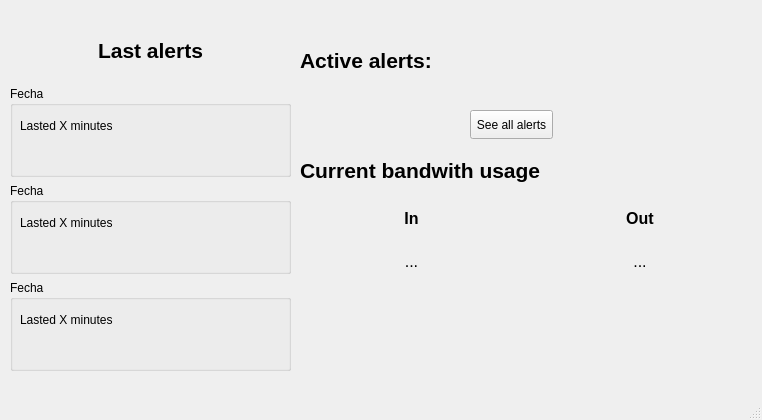
Qt form gui/mainwindow.ui (andyy-nr/dos-attack-detector) before a commit.
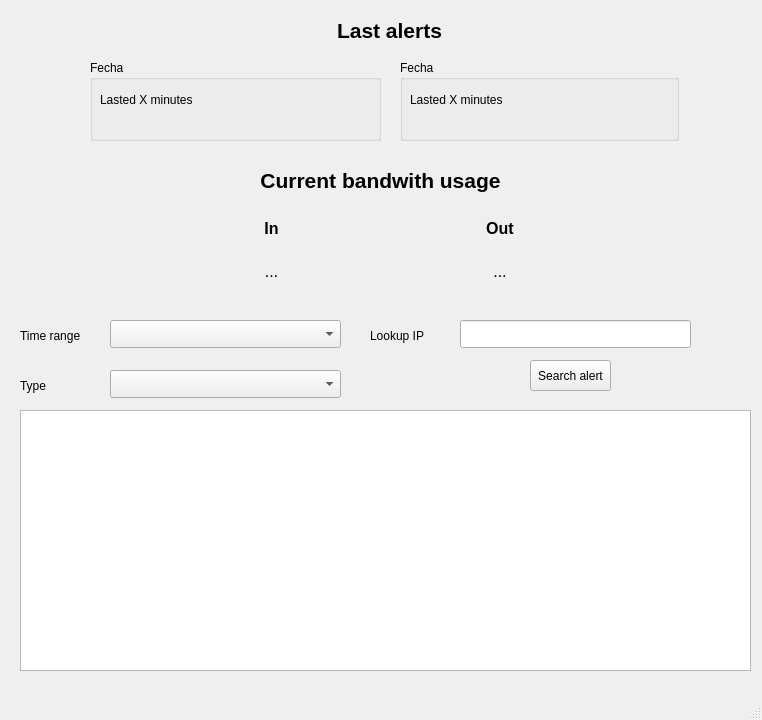
The same form after that commit.

Commit message: Move table to dashboard

Patch:
```diff
--- a/gui/mainwindow.ui
+++ b/gui/mainwindow.ui
@@ -7,149 +7,30 @@
     <x>0</x>
     <y>0</y>
     <width>762</width>
-    <height>420</height>
+    <height>720</height>
    </rect>
   </property>
   <property name="minimumSize">
    <size>
     <width>762</width>
-    <height>420</height>
+    <height>720</height>
    </size>
   </property>
   <property name="maximumSize">
    <size>
     <width>762</width>
-    <height>420</height>
+    <height>720</height>
    </size>
   </property>
   <property name="windowTitle">
    <string>MainWindow</string>
   </property>
   <widget class="QWidget" name="centralwidget">
-   <widget class="QWidget" name="verticalLayoutWidget">
-    <property name="geometry">
-     <rect>
-      <x>10</x>
-      <y>20</y>
-      <width>281</width>
-      <height>351</height>
-     </rect>
-    </property>
-    <layout class="QVBoxLayout" name="verticalLayout">
-     <item>
-      <widget class="QLabel" name="label_4">
-       <property name="maximumSize">
-        <size>
-         <width>1000</width>
-         <height>60</height>
-        </size>
-       </property>
-       <property name="font">
-        <font>
-         <pointsize>16</pointsize>
-         <bold>true</bold>
-        </font>
-       </property>
-       <property name="text">
-        <string>Last alerts</string>
-       </property>
-       <property name="alignment">
-        <set>Qt::AlignmentFlag::AlignCenter</set>
-       </property>
-      </widget>
-     </item>
-     <item>
-      <widget class="QGroupBox" name="alert1_gb">
-       <property name="title">
-        <string>Fecha</string>
-       </property>
-       <widget class="QLabel" name="label_6">
-        <property name="geometry">
-         <rect>
-          <x>10</x>
-          <y>30</y>
-          <width>171</width>
-          <height>20</height>
-         </rect>
-        </property>
-        <property name="text">
-         <string>Lasted X minutes</string>
-        </property>
-       </widget>
-      </widget>
-     </item>
-     <item>
-      <widget class="QGroupBox" name="alert2_gb">
-       <property name="title">
-        <string>Fecha</string>
-       </property>
-       <widget class="QLabel" name="label_5">
-        <property name="geometry">
-         <rect>
-          <x>10</x>
-          <y>30</y>
-          <width>171</width>
-          <height>20</height>
-         </rect>
-        </property>
-        <property name="text">
-         <string>Lasted X minutes</string>
-        </property>
-       </widget>
-      </widget>
-     </item>
-     <item>
-      <widget class="QGroupBox" name="alert3_gb">
-       <property name="title">
-        <string>Fecha</string>
-       </property>
-       <widget class="QLabel" name="label_2">
-        <property name="geometry">
-         <rect>
-          <x>10</x>
-          <y>30</y>
-          <width>171</width>
-          <height>20</height>
-         </rect>
-        </property>
-        <property name="text">
-         <string>Lasted X minutes</string>
-        </property>
-       </widget>
-      </widget>
-     </item>
-    </layout>
-   </widget>
-   <widget class="QLabel" name="activealerts_lbl">
-    <property name="geometry">
-     <rect>
-      <x>300</x>
-      <y>30</y>
-      <width>279</width>
-      <height>60</height>
-     </rect>
-    </property>
-    <property name="maximumSize">
-     <size>
-      <width>1000</width>
-      <height>60</height>
-     </size>
-    </property>
-    <property name="font">
-     <font>
-      <pointsize>16</pointsize>
-      <bold>true</bold>
-     </font>
-    </property>
-    <property name="text">
-     <string>Active alerts:</string>
-    </property>
-   </widget>
    <widget class="QLabel" name="label_8">
     <property name="geometry">
      <rect>
-      <x>300</x>
-      <y>140</y>
+      <x>160</x>
+      <y>150</y>
       <width>441</width>
       <height>60</height>
      </rect>
@@ -166,15 +47,21 @@
       <bold>true</bold>
      </font>
     </property>
+    <property name="layoutDirection">
+     <enum>Qt::LayoutDirection::LeftToRight</enum>
+    </property>
     <property name="text">
      <string>Current bandwith usage</string>
     </property>
+    <property name="alignment">
+     <set>Qt::AlignmentFlag::AlignCenter</set>
+    </property>
    </widget>
    <widget class="QWidget" name="gridLayoutWidget">
     <property name="geometry">
      <rect>
-      <x>300</x>
-      <y>200</y>
+      <x>160</x>
+      <y>210</y>
       <width>451</width>
       <height>80</height>
      </rect>
@@ -247,16 +134,190 @@
    <widget class="QPushButton" name="all_alerts_btn">
     <property name="geometry">
      <rect>
-      <x>470</x>
-      <y>110</y>
-      <width>83</width>
-      <height>29</height>
+      <x>530</x>
+      <y>360</y>
+      <width>81</width>
+      <height>31</height>
      </rect>
     </property>
     <property name="text">
-     <string>See all alerts</string>
+     <string>Search alert</string>
     </property>
    </widget>
+   <widget class="QLabel" name="label_3">
+    <property name="geometry">
+     <rect>
+      <x>20</x>
+      <y>370</y>
+      <width>91</width>
+      <height>31</height>
+     </rect>
+    </property>
+    <property name="text">
+     <string>Type</string>
+    </property>
+   </widget>
+   <widget class="QLineEdit" name="ip_le">
+    <property name="geometry">
+     <rect>
+      <x>460</x>
+      <y>320</y>
+      <width>231</width>
+      <height>28</height>
+     </rect>
+    </property>
+   </widget>
+   <widget class="QComboBox" name="time_range_cb">
+    <property name="geometry">
+     <rect>
+      <x>110</x>
+      <y>320</y>
+      <width>231</width>
+      <height>28</height>
+     </rect>
+    </property>
+   </widget>
+   <widget class="QComboBox" name="type_cb">
+    <property name="geometry">
+     <rect>
+      <x>110</x>
+      <y>370</y>
+      <width>231</width>
+      <height>28</height>
+     </rect>
+    </property>
+   </widget>
+   <widget class="QLabel" name="label">
+    <property name="geometry">
+     <rect>
+      <x>20</x>
+      <y>320</y>
+      <width>131</width>
+      <height>31</height>
+     </rect>
+    </property>
+    <property name="text">
+     <string>Time range</string>
+    </property>
+   </widget>
+   <widget class="QTableWidget" name="alerts_table">
+    <property name="geometry">
+     <rect>
+      <x>20</x>
+      <y>410</y>
+      <width>731</width>
+      <height>261</height>
+     </rect>
+    </property>
+    <property name="columnCount">
+     <number>0</number>
+    </property>
+    <attribute name="horizontalHeaderCascadingSectionResizes">
+     <bool>true</bool>
+    </attribute>
+    <attribute name="horizontalHeaderDefaultSectionSize">
+     <number>183</number>
+    </attribute>
+    <attribute name="horizontalHeaderStretchLastSection">
+     <bool>false</bool>
+    </attribute>
+    <attribute name="verticalHeaderCascadingSectionResizes">
+     <bool>false</bool>
+    </attribute>
+   </widget>
+   <widget class="QLabel" name="label_7">
+    <property name="geometry">
+     <rect>
+      <x>370</x>
+      <y>320</y>
+      <width>131</width>
+      <height>31</height>
+     </rect>
+    </property>
+    <property name="text">
+     <string>Lookup IP</string>
+    </property>
+   </widget>
+   <widget class="QLabel" name="label_4">
+    <property name="geometry">
+     <rect>
+      <x>250</x>
+      <y>0</y>
+      <width>279</width>
+      <height>60</height>
+     </rect>
+    </property>
+    <property name="maximumSize">
+     <size>
+      <width>1000</width>
+      <height>60</height>
+     </size>
+    </property>
+    <property name="font">
+     <font>
+      <pointsize>16</pointsize>
+      <bold>true</bold>
+     </font>
+    </property>
+    <property name="text">
+     <string>Last alerts</string>
+    </property>
+    <property name="alignment">
+     <set>Qt::AlignmentFlag::AlignCenter</set>
+    </property>
+   </widget>
+   <widget class="QGroupBox" name="alert2_gb">
+    <property name="geometry">
+     <rect>
+      <x>400</x>
+      <y>60</y>
+      <width>279</width>
+      <height>81</height>
+     </rect>
+    </property>
+    <property name="title">
+     <string>Fecha</string>
+    </property>
+    <widget class="QLabel" name="label_5">
+     <property name="geometry">
+      <rect>
+       <x>10</x>
+       <y>30</y>
+       <width>171</width>
+       <height>20</height>
+      </rect>
+     </property>
+     <property name="text">
+      <string>Lasted X minutes</string>
+     </property>
+    </widget>
+   </widget>
+   <widget class="QGroupBox" name="alert1_gb">
+    <property name="geometry">
+     <rect>
+      <x>90</x>
+      <y>60</y>
+      <width>291</width>
+      <height>81</height>
+     </rect>
+    </property>
+    <property name="title">
+     <string>Fecha</string>
+    </property>
+    <widget class="QLabel" name="label_6">
+     <property name="geometry">
+      <rect>
+       <x>10</x>
+       <y>30</y>
+       <width>171</width>
+       <height>20</height>
+      </rect>
+     </property>
+     <property name="text">
+      <string>Lasted X minutes</string>
+     </property>
+    </widget>
+   </widget>
   </widget>
   <widget class="QStatusBar" name="statusbar"/>
  </widget>
```
Left out of the diff: 2 changed lines with no effect on the pictures. The commit also changes 6 other files.
